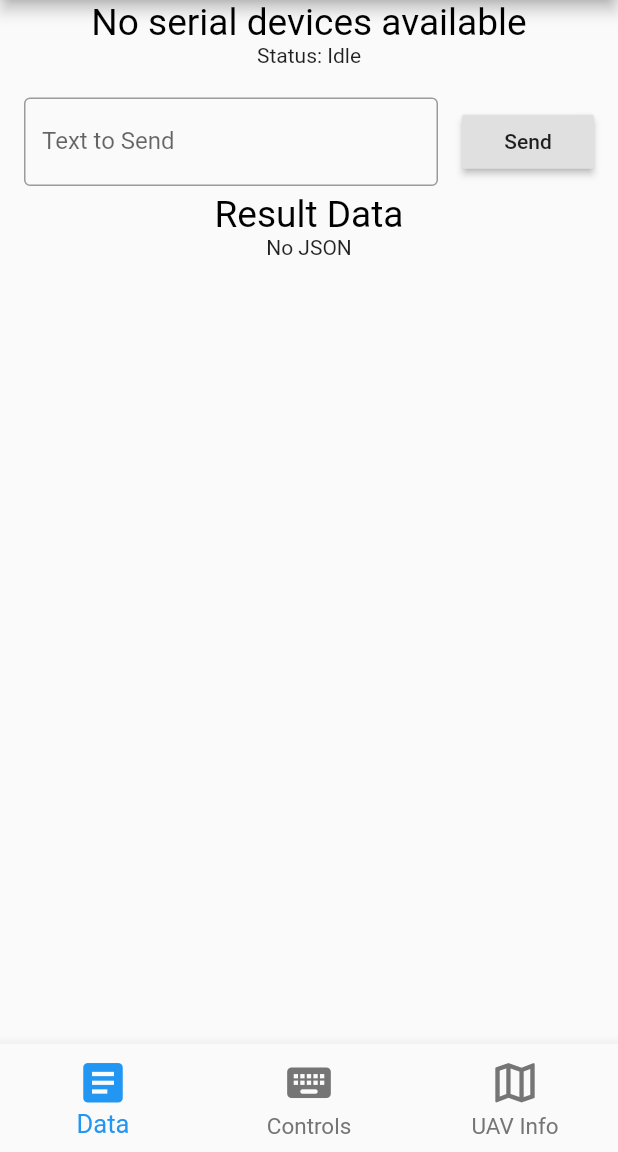
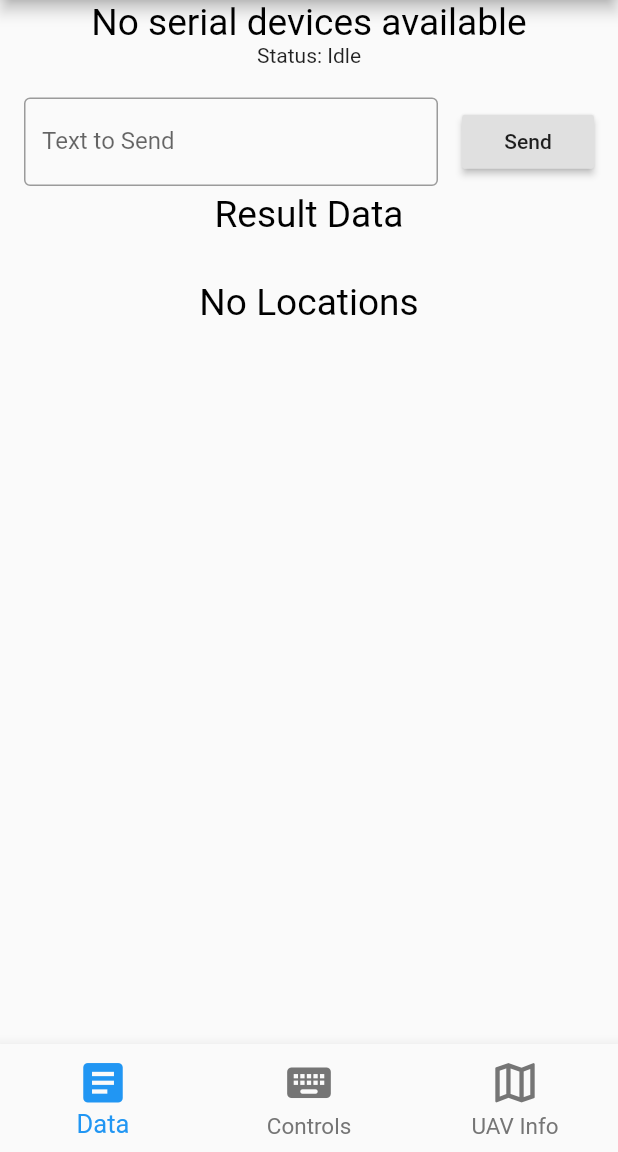
Before and after one commit to BrenoFischer/LAC, a Flutter app: the screen it shows after launch, on a phone screen of 412 x 824 dp, the part 84-1236 px from its top. Run offline on Flutter 3.47's test engine with Material 2 defaults, Android fonts, the phone set to English and light mode, and no system bars; our stand-ins replace get, google_fonts, google_maps_flutter; missing offline and left inert: usb_serial; Roboto replaces fonts that are missing (Sansita).

Commit message:
ui locations list

```diff
--- /dev/null
+++ b/lib/components/locations_list.dart
@@ -0,0 +1,65 @@
+import 'package:flutter/cupertino.dart';
+import 'package:flutter/material.dart';
+import 'package:get/get.dart';
+import 'package:lac/controllers/location_controller.dart';
+import 'package:lac/ui/styles.dart';
+
+class LocationsListView extends StatelessWidget {
+  final locationController = LocationController.to;
+  @override
+  Widget build(BuildContext context) {
+    return Obx(() {
+      return locationController.locations.length == 0
+          ? Padding(
+              padding: EdgeInsets.all(30),
+              child: Text(
+                "No Locations",
+                style: AppStyles.drawerTextStyle,
+              ),
+            )
+          : ListView.builder(
+              shrinkWrap: true,
+              itemCount: locationController.locations.length,
+              itemBuilder: (c, i) {
+                final location = locationController.locations[i];
+                return Card(
+                  shape: RoundedRectangleBorder(
+                    borderRadius: BorderRadius.circular(5),
+                  ),
+                  color: Colors.grey[100],
+                  margin: EdgeInsets.fromLTRB(20, 10, 20, 10),
+                  child: Row(
+                    children: [
+                      Container(
+                        margin: EdgeInsets.only(left: 20, right: 20),
+                        child: Icon(Icons.location_on_outlined),
+                      ),
+                      Column(
+                        crossAxisAlignment: CrossAxisAlignment.start,
+                        children: [
+                          Container(
+                            margin: EdgeInsets.only(bottom: 10),
+                            child: Text(
+                              location.sensor,
+                              style: AppStyles.listCardTitle,
+                            ),
+                          ),
+                          Text(
+                            "Lat: " + location.data[0].toString(),
+                          ),
+                          Container(
+                            margin: EdgeInsets.only(bottom: 5, top: 2),
+                            child: Text(
+                              "Lng: " + location.data[1].toString(),
+                            ),
+                          ),
+                        ],
+                      ),
+                    ],
+                  ),
+                );
+              },
+            );
+    });
+  }
+}
--- a/lib/screens/data.dart
+++ b/lib/screens/data.dart
@@ -1,6 +1,7 @@
 import 'dart:typed_data';
 
 import 'package:get/get.dart';
+import 'package:lac/components/locations_list.dart';
 import 'package:lac/components/my_app_bar.dart';
 import 'package:flutter/material.dart';
 import 'package:lac/controllers/location_controller.dart';
@@ -60,11 +61,7 @@ class DataScreen extends StatelessWidget {
               ),
             ),
             Text("Result Data", style: AppStyles.drawerTextStyle),
-            Obx(() {
-              return locationController.locations.length > 0
-                  ? Text(locationController.locations.length.toString())
-                  : Text("No JSON");
-            })
+            LocationsListView(),
           ],
         ),
       ),
--- a/lib/ui/styles.dart
+++ b/lib/ui/styles.dart
@@ -14,5 +14,16 @@ class AppStyles {
     color: Colors.black,
   );
 
+  static final TextStyle listCardTitle = GoogleFonts.sansita(
+    fontSize: SizeConfig.textMultiplier * 3,
+    letterSpacing: 2,
+    fontWeight: FontWeight.bold,
+  );
+
+  static final TextStyle listCardSubtitle = GoogleFonts.assistant(
+    fontSize: SizeConfig.textMultiplier * 1.5,
+    fontWeight: FontWeight.w800,
+  );
+
   static final double appBarHeight = SizeConfig.textMultiplier * 15;
 }
```
Also changed, not shown: lib/screens/map.dart (+2 -5 lines).
